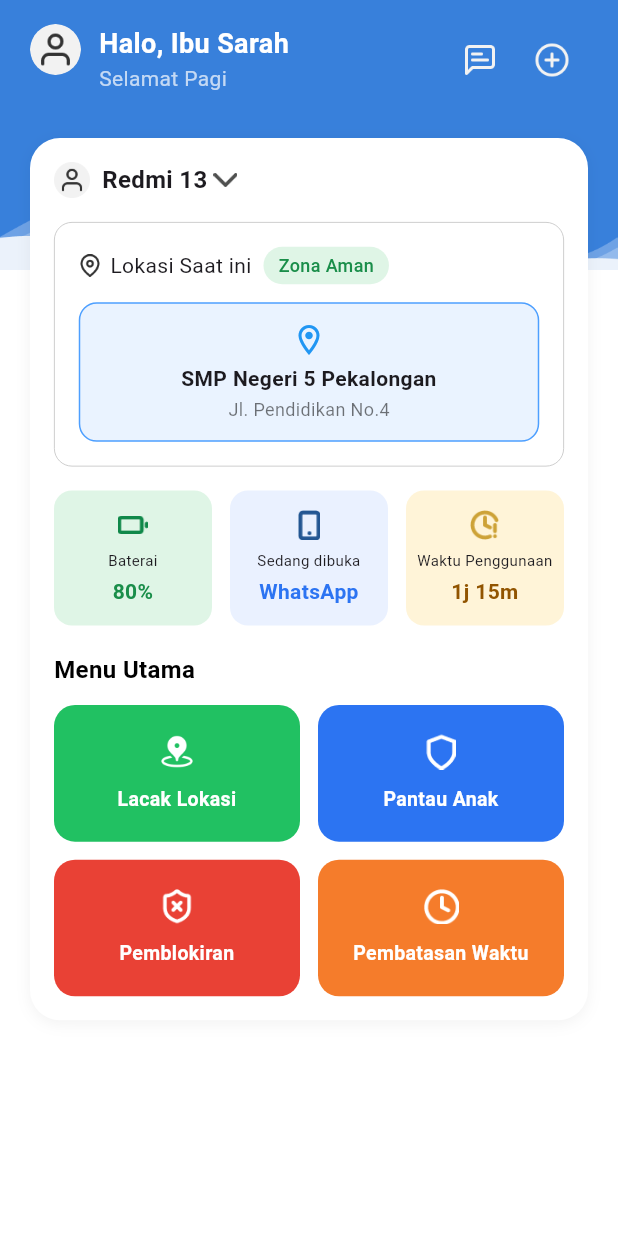
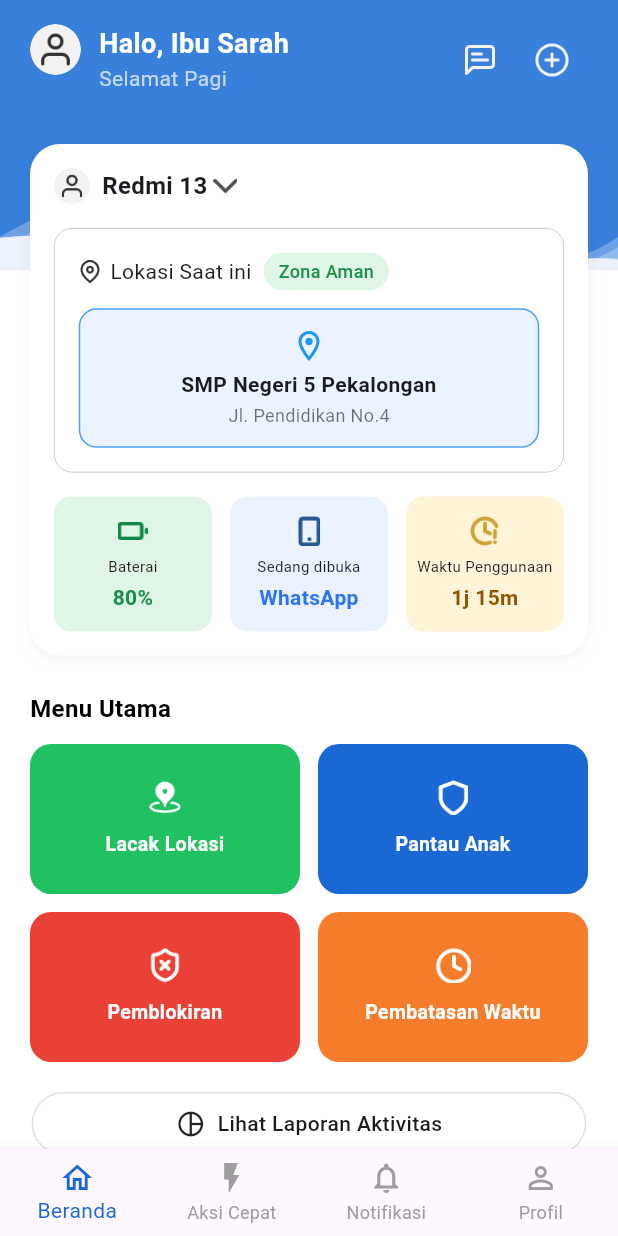
Before and after one commit to dhimskyyy/gen_app, a Flutter app: the HomeScreen screen opened by its route, on a phone screen of 412 x 824 dp. Run offline on Flutter 3.47's test engine with Material 3 defaults, Android fonts, the phone set to English and light mode, and no system bars; Roboto replaces fonts that are missing (YourFont).

Commit message:
done homescreen

```diff
--- a/lib/blocking/screens/app_list_screen.dart
+++ b/lib/blocking/screens/app_list_screen.dart
@@ -116,7 +116,9 @@ class _AppListScreenState extends State<AppListScreen> {
                 ? Center(
                     child: Text(
                       'Aplikasi tidak ditemukan',
-                      style: AppTextStyles.textBlack,
+                      style: AppTextStyles.textReguler.copyWith(
+                        color: AppColors.placeholder,
+                      ),
                     ),
                   )
                 : ListView.builder(
--- a/lib/blocking/widgets/app_item_tile.dart
+++ b/lib/blocking/widgets/app_item_tile.dart
@@ -17,7 +17,7 @@ class AppItemTile extends StatelessWidget {
         children: [
           Image.asset(app.iconPath, width: 32, height: 32),
           const SizedBox(width: 12),
-          Expanded(child: Text(app.name, style: AppTextStyles.textBlack)),
+          Expanded(child: Text(app.name, style: AppTextStyles.textReguler)),
           Switch(
             value: app.isBlocked,
             onChanged: onToggle,
--- a/lib/blocking/widgets/keyword_list_item.dart
+++ b/lib/blocking/widgets/keyword_list_item.dart
@@ -20,7 +20,7 @@ class KeywordListItem extends StatelessWidget {
         children: [
           Icon(Icons.lock_outline, color: AppColors.primary),
           const SizedBox(width: 12),
-          Expanded(child: Text(keyword, style: AppTextStyles.textBlack)),
+          Expanded(child: Text(keyword, style: AppTextStyles.textReguler)),
           IconButton(
             icon: Icon(Icons.delete, color: AppColors.deleteRed),
             onPressed: onDelete,
--- a/lib/blocking/widgets/site_list_item.dart
+++ b/lib/blocking/widgets/site_list_item.dart
@@ -31,7 +31,7 @@ class SiteListItem extends StatelessWidget {
           Expanded(
             child: Text(
               siteUrl,
-              style: AppTextStyles.textBlack,
+              style: AppTextStyles.textReguler,
               overflow: TextOverflow.ellipsis,
             ),
           ),
--- /dev/null
+++ b/lib/bottom_nav.dart
@@ -0,0 +1,43 @@
+import 'package:flutter/material.dart';
+import 'package:gen_app/theme/app_colors.dart';
+
+class CustomBottomNavBar extends StatelessWidget {
+  final int currentIndex;
+  final Function(int) onTap;
+
+  const CustomBottomNavBar({
+    Key? key,
+    this.currentIndex = 0,
+    required this.onTap,
+  }) : super(key: key);
+
+  @override
+  Widget build(BuildContext context) {
+    return BottomNavigationBar(
+      currentIndex: currentIndex,
+      onTap: onTap,
+      selectedItemColor: AppColors.primary,
+      unselectedItemColor: Colors.grey,
+      showUnselectedLabels: true,
+      type: BottomNavigationBarType.fixed,
+      items: const [
+        BottomNavigationBarItem(
+          icon: Icon(Icons.home_outlined),
+          label: 'Beranda',
+        ),
+        BottomNavigationBarItem(
+          icon: Icon(Icons.flash_on_outlined),
+          label: 'Aksi Cepat',
+        ),
+        BottomNavigationBarItem(
+          icon: Icon(Icons.notifications_none),
+          label: 'Notifikasi',
+        ),
+        BottomNavigationBarItem(
+          icon: Icon(Icons.person_outline),
+          label: 'Profil',
+        ),
+      ],
+    );
+  }
+}
--- a/lib/home_screen.dart
+++ b/lib/home_screen.dart
@@ -1,4 +1,6 @@
 import 'package:flutter/material.dart';
+import 'package:gen_app/theme/app_colors.dart';
+import 'package:gen_app/bottom_nav.dart';
 
 class HomeScreen extends StatelessWidget {
   const HomeScreen({super.key});
@@ -20,15 +22,17 @@ class HomeScreen extends StatelessWidget {
           ),
 
           SafeArea(
-            child: Column(
-              children: [
-                // Header Atas
-                Padding(
+            child: SingleChildScrollView(
+              child: Padding(
                 padding: const EdgeInsets.symmetric(
                   horizontal: 20,
                   vertical: 16,
                 ),
-                  child: Row(
+                child: Column(
+                  crossAxisAlignment: CrossAxisAlignment.start,
+                  children: [
+                    // Header Atas
+                    Row(
                       crossAxisAlignment: CrossAxisAlignment.start,
                       children: [
                         // Foto profil
@@ -38,14 +42,14 @@ class HomeScreen extends StatelessWidget {
                           decoration: const BoxDecoration(
                             shape: BoxShape.circle,
                             image: DecorationImage(
-                            image: AssetImage('assets/icons/profile_icon.png'),
+                              image: AssetImage(
+                                'assets/icons/profile_icon.png',
+                              ),
                               fit: BoxFit.cover,
                             ),
                           ),
                         ),
                         const SizedBox(width: 12),
-
-                      // Nama dan ucapan
                         Column(
                           crossAxisAlignment: CrossAxisAlignment.start,
                           children: const [
@@ -67,8 +71,6 @@ class HomeScreen extends StatelessWidget {
                           ],
                         ),
                         const Spacer(),
-
-                      // Icon pesan
                         IconButton(
                           icon: Image.asset(
                             'assets/icons/message_icon.png',
@@ -77,7 +79,6 @@ class HomeScreen extends StatelessWidget {
                           ),
                           onPressed: () {},
                         ),
-                      // Icon tambah
                         IconButton(
                           icon: Image.asset(
                             'assets/icons/add_icon.png',
@@ -88,19 +89,10 @@ class HomeScreen extends StatelessWidget {
                         ),
                       ],
                     ),
-                ),
+                    const SizedBox(height: 32),
 
-                const SizedBox(height: 12),
-
-                // Kartu Putih
-                Expanded(
-                  child: SingleChildScrollView(
-                    padding: const EdgeInsets.symmetric(horizontal: 20),
-                    child: Column(
-                      children: [
                     // CARD PUTIH
                     Container(
-                          margin: const EdgeInsets.only(top: 0),
                       padding: const EdgeInsets.all(16),
                       decoration: BoxDecoration(
                         color: Colors.white,
@@ -116,7 +108,6 @@ class HomeScreen extends StatelessWidget {
                       child: Column(
                         crossAxisAlignment: CrossAxisAlignment.start,
                         children: [
-                              // Bagian Atas: profil icon + Redmi 13 + panah bawah
                           Row(
                             children: [
                               Image.asset(
@@ -140,10 +131,9 @@ class HomeScreen extends StatelessWidget {
                               ),
                             ],
                           ),
-
                           const SizedBox(height: 16),
 
-                              // Lokasi & Zona Aman
+                          // Lokasi
                           Container(
                             padding: const EdgeInsets.all(16),
                             decoration: BoxDecoration(
@@ -176,9 +166,7 @@ class HomeScreen extends StatelessWidget {
                                       ),
                                       decoration: BoxDecoration(
                                         color: const Color(0xFFDFF5E6),
-                                            borderRadius: BorderRadius.circular(
-                                              20,
-                                            ),
+                                        borderRadius: BorderRadius.circular(20),
                                       ),
                                       child: const Text(
                                         "Zona Aman",
@@ -236,10 +224,8 @@ class HomeScreen extends StatelessWidget {
 
                           const SizedBox(height: 16),
 
-                              // 3 Info Box
                           Row(
-                                mainAxisAlignment:
-                                    MainAxisAlignment.spaceBetween,
+                            mainAxisAlignment: MainAxisAlignment.spaceBetween,
                             children: const [
                               Expanded(
                                 child: _InfoBox(
@@ -272,10 +258,13 @@ class HomeScreen extends StatelessWidget {
                               ),
                             ],
                           ),
-                              const SizedBox(height: 18),
-                              Align(
-                                alignment: Alignment.centerLeft,
-                                child: Text(
+                        ],
+                      ),
+                    ),
+
+                    const SizedBox(height: 24),
+
+                    const Text(
                       "Menu Utama",
                       style: TextStyle(
                         fontSize: 16,
@@ -283,28 +272,28 @@ class HomeScreen extends StatelessWidget {
                         color: Colors.black,
                       ),
                     ),
-                              ),
                     const SizedBox(height: 12),
 
-                              // 4 Kotak Menu Utama
                     GridView.count(
                       crossAxisCount: 2,
                       shrinkWrap: true,
-                                physics: NeverScrollableScrollPhysics(),
+                      physics: const NeverScrollableScrollPhysics(),
                       mainAxisSpacing: 12,
                       crossAxisSpacing: 12,
                       childAspectRatio: 1.8,
-                                children: const [
+                      children: [
                         _MainMenuCard(
                           title: "Lacak Lokasi",
                           iconPath: 'assets/icons/location_icon.png',
                           backgroundColor: Color(0xFF21C162),
                           textColor: Colors.white,
+                          onTap: () =>
+                              Navigator.pushNamed(context, '/location'),
                         ),
                         _MainMenuCard(
                           title: "Pantau Anak",
                           iconPath: 'assets/icons/shield_icon.png',
-                                    backgroundColor: Color(0xFF2C74F2),
+                          backgroundColor: AppColors.primary,
                           textColor: Colors.white,
                         ),
                         _MainMenuCard(
@@ -315,24 +304,93 @@ class HomeScreen extends StatelessWidget {
                         ),
                         _MainMenuCard(
                           title: "Pembatasan Waktu",
-                                    iconPath:
-                                        'assets/icons/time_limit_icon.png',
+                          iconPath: 'assets/icons/time_limit_icon.png',
                           backgroundColor: Color(0xFFF57C2B),
                           textColor: Colors.white,
                         ),
                       ],
                     ),
-                            ],
+
+                    const SizedBox(height: 20),
+
+                    // Tombol Lihat Laporan Aktivitas
+                    Center(
+                      child: Container(
+                        padding: const EdgeInsets.symmetric(
+                          horizontal: 95,
+                          vertical: 10,
+                        ),
+                        decoration: BoxDecoration(
+                          borderRadius: BorderRadius.circular(30),
+                          border: Border.all(color: Colors.grey.shade300),
+                          color: Colors.white,
+                        ),
+                        child: Row(
+                          mainAxisSize: MainAxisSize.min,
+                          children: [
+                            const Icon(Icons.pie_chart_outline, size: 20),
+                            const SizedBox(width: 8),
+                            const Text(
+                              'Lihat Laporan Aktivitas',
+                              style: TextStyle(
+                                fontSize: 14,
+                                fontWeight: FontWeight.w500,
                               ),
                             ),
                           ],
                         ),
                       ),
                     ),
+
+                    const SizedBox(height: 16),
+
+                    // Tombol Upgrade Premium
+                    Center(
+                      child: Container(
+                        padding: const EdgeInsets.symmetric(
+                          horizontal: 111,
+                          vertical: 10,
+                        ),
+                        decoration: BoxDecoration(
+                          borderRadius: BorderRadius.circular(30),
+                          color: const Color(0xFFEAF1FF),
+                          border: Border.all(color: const Color(0xFF4D9FFF)),
+                        ),
+                        child: Row(
+                          mainAxisSize: MainAxisSize.min,
+                          children: [
+                            const Icon(
+                              Icons.star,
+                              size: 20,
+                              color: Color(0xFF2C74F2),
+                            ),
+                            const SizedBox(width: 8),
+                            const Text(
+                              'Upgrade Premium',
+                              style: TextStyle(
+                                color: Color(0xFF2C74F2),
+                                fontWeight: FontWeight.bold,
+                                fontSize: 14,
+                              ),
+                            ),
                           ],
                         ),
                       ),
+                    ),
+
+
                   ],
+                ),
+              ),
+            ),
+          ),
+        ],
+      ),
+      bottomNavigationBar: CustomBottomNavBar(
+        currentIndex: 0, // index aktif
+        onTap: (index) {
+          print("Navigasi ke index: $index");
+        },
       ),
     );
   }
@@ -393,18 +451,20 @@ class _MainMenuCard extends StatelessWidget {
   final String iconPath;
   final Color backgroundColor;
   final Color textColor;
+  final VoidCallback? onTap;
 
   const _MainMenuCard({
     required this.title,
     required this.iconPath,
     required this.backgroundColor,
     required this.textColor,
+    this.onTap,
   });
 
   @override
   Widget build(BuildContext context) {
     return GestureDetector(
-      onTap: () {},
+      onTap: onTap,
       child: Container(
         padding: const EdgeInsets.symmetric(vertical: 16, horizontal: 12),
         decoration: BoxDecoration(
--- a/lib/linked_screen/step_connect_device.dart
+++ b/lib/linked_screen/step_connect_device.dart
@@ -143,7 +143,7 @@ class StepConnectDevice extends StatelessWidget {
               ),
             ),
 
-            const Spacer(),
+            const SizedBox(height: 54),
             Row(
               mainAxisAlignment: MainAxisAlignment.spaceBetween,
               children: [
@@ -151,7 +151,7 @@ class StepConnectDevice extends StatelessWidget {
                   width: 150,
                   child: OutlinedButton(
                     onPressed: () {
-                      Navigator.pushNamed(context, '/linked');
+                      Navigator.pushNamed(context, '/step_install_child');
                     },
                     style: OutlinedButton.styleFrom(
                       side: BorderSide(color: AppColors.grey),
@@ -177,7 +177,7 @@ class StepConnectDevice extends StatelessWidget {
                   width: 150,
                   child: ElevatedButton(
                     onPressed: () {
-                      Navigator.pushNamed(context, '/step_connect_device');
+                      Navigator.pushNamed(context, '/step_success');
                     },
                     style: ElevatedButton.styleFrom(
                       backgroundColor: AppColors.primary,
--- a/lib/linked_screen/step_install_child.dart
+++ b/lib/linked_screen/step_install_child.dart
@@ -93,7 +93,7 @@ class StepInstallChild extends StatelessWidget {
                 ],
               ),
             ),
-            const Spacer(),
+            const SizedBox(height: 84),
             Row(
               mainAxisAlignment: MainAxisAlignment.spaceBetween,
               children: [
--- a/lib/location/add_safe_zone_screen.dart
+++ b/lib/location/add_safe_zone_screen.dart
@@ -67,7 +67,7 @@ class _AddSafeZoneScreenState extends State<AddSafeZoneScreen> {
             child: Column(
               crossAxisAlignment: CrossAxisAlignment.start,
               children: [
-                Text('Lokasi', style: AppTextStyles.textBlack),
+                Text('Lokasi', style: AppTextStyles.textReguler),
                 const SizedBox(height: 8),
                 Row(
                   mainAxisAlignment: MainAxisAlignment.spaceBetween,
--- a/lib/location/search_location_screen.dart
+++ b/lib/location/search_location_screen.dart
@@ -48,7 +48,7 @@ class _SearchLocationScreenState extends State<SearchLocationScreen> {
           icon: const Icon(Icons.arrow_back, color: AppColors.black),
           onPressed: () => Navigator.pop(context),
         ),
-        title: Text('Kembali', style: AppTextStyles.textBlack),
+        title: Text('Kembali', style: AppTextStyles.textReguler),
         centerTitle: true,
       ),
       body: Padding(
@@ -84,7 +84,7 @@ class _SearchLocationScreenState extends State<SearchLocationScreen> {
                       Icons.location_on,
                       color: AppColors.primary,
                     ),
-                    title: Text(location, style: AppTextStyles.textBlack),
+                    title: Text(location, style: AppTextStyles.textReguler),
                     onTap: () {
                       Navigator.pop(context, location);
                     },
--- a/lib/location/widgets/location_bottom_sheet.dart
+++ b/lib/location/widgets/location_bottom_sheet.dart
@@ -35,7 +35,7 @@ class LocationBottomSheet extends StatelessWidget {
           Row(
             mainAxisAlignment: MainAxisAlignment.spaceBetween,
             children: [
-              Text('Lokasi', style: AppTextStyles.textBlack),
+              Text('Lokasi', style: AppTextStyles.textReguler),
               TextButton(
                 onPressed: () {
                   // Tidak ada action navigasi dulu
@@ -54,7 +54,7 @@ class LocationBottomSheet extends StatelessWidget {
             (location) => ListTile(
               contentPadding: EdgeInsets.zero,
               leading: const Icon(Icons.location_on, color: AppColors.primary),
-              title: Text(location, style: AppTextStyles.textBlack),
+              title: Text(location, style: AppTextStyles.textReguler),
               onTap: () {
                 // Tidak ada navigasi, hanya close bottom sheet
                 Navigator.pop(context);
--- a/lib/location/widgets/safe_zone_list.dart
+++ b/lib/location/widgets/safe_zone_list.dart
@@ -46,7 +46,7 @@ class _SafeZoneListState extends State<SafeZoneList> {
         backgroundColor: AppColors.white,
         elevation: 0,
         centerTitle: true,
-        title: Text('Zona Aman', style: AppTextStyles.textBlack),
+        title: Text('Zona Aman', style: AppTextStyles.textReguler),
         automaticallyImplyLeading: false,
       ),
       body: Stack(
@@ -80,7 +80,7 @@ class _SafeZoneListState extends State<SafeZoneList> {
                                 children: [
                                   Text(
                                     zone['title'],
-                                    style: AppTextStyles.textBlack,
+                                    style: AppTextStyles.textReguler,
                                   ),
                                   Text(
                                     zone['address'],
@@ -157,7 +157,7 @@ class _SafeZoneListState extends State<SafeZoneList> {
           child: Column(
             mainAxisSize: MainAxisSize.min,
             children: [
-              Text('Hapus Zona Aman', style: AppTextStyles.textBlack),
+              Text('Hapus Zona Aman', style: AppTextStyles.textReguler),
               const SizedBox(height: 12),
               Text(
                 'Anda tidak dapat lagi memantau data lokasi, setelah menghapus zona aman.',
--- a/lib/main.dart
+++ b/lib/main.dart
@@ -10,6 +10,7 @@ import 'linked_screen/step_install_child.dart';
 import 'linked_screen/step_connect_device.dart';
 import 'linked_screen/step_success.dart';
 import 'theme/app_colors.dart';
+import 'location/location_screen.dart';
 
 void main() {
   runApp(const MyApp());
@@ -41,6 +42,7 @@ class MyApp extends StatelessWidget {
         '/step_install_child': (context) => const StepInstallChild(),
         '/step_connect_device': (context) => const StepConnectDevice(),
         '/step_success': (context) => const StepSuccess(),
+        '/location': (context) => const LocationScreen(),
       },
     );
   }
--- a/lib/theme/app_colors.dart
+++ b/lib/theme/app_colors.dart
@@ -9,7 +9,7 @@ class AppColors {
   static final Color lightGrey = const Color(0xFFE0E0E0);
   static final Color lightGreen =  Color(0xFFEFFBF4);
 
-  static const Color greenSoft = Color(0x1A4CAF50);
+  static const Color greenSoft = Color(0xFF21C162);
   static const Color yellowSoft = Color(
     0x1AFFEB3B,
   );
```
Also changed, not shown: lib/blocking/screens/blocking_screen.dart (+7 -5 lines), lib/linked_screen/step_success.dart (+25 -24 lines), lib/location/location_screen.dart (+9 -11 lines), lib/login_screen/login_screen.dart (+25 -6 lines), lib/register_screen.dart/register_screen.dart (+83 -28 lines), lib/theme/text_styles.dart (+4 -10 lines). Lines whose indentation alone changed are shown as unchanged.
